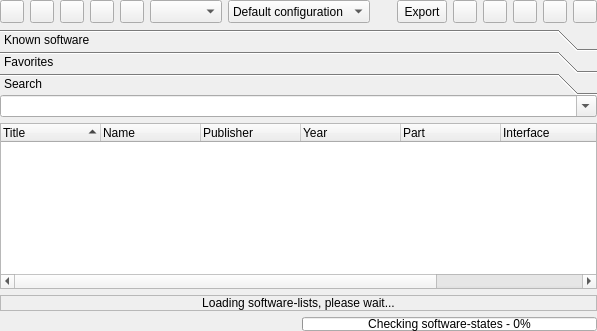
Above: softwarelist.ui from qmc2/qmc2-mame-fe before the change. Below: the same form after it.
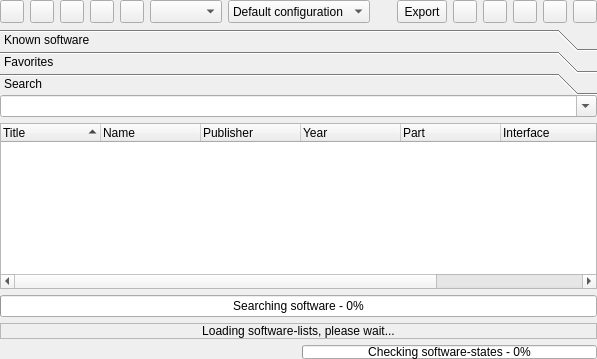
That is the form after the change. The open tabs and pages were chosen to show the change. Icons and pictures are not drawn.

Commit message: imp: software-lists: utilizing the same (much faster) algorithm for searching within known software as used by the system search

```diff
--- a/softwarelist.ui
+++ b/softwarelist.ui
@@ -8,7 +8,7 @@
     <x>0</x>
     <y>0</y>
     <width>597</width>
-    <height>331</height>
+    <height>359</height>
    </rect>
   </property>
   <property name="mouseTracking">
@@ -515,7 +515,7 @@
         <x>0</x>
         <y>0</y>
         <width>587</width>
-        <height>179</height>
+        <height>205</height>
        </rect>
       </property>
       <attribute name="icon">
@@ -619,6 +619,22 @@
          </column>
         </widget>
        </item>
+       <item row="2" column="0">
+        <widget class="QProgressBar" name="progressBarSearch">
+         <property name="toolTip">
+          <string>Search progress</string>
+         </property>
+         <property name="statusTip">
+          <string>Search progress</string>
+         </property>
+         <property name="value">
+          <number>0</number>
+         </property>
+         <property name="format">
+          <string>Searching software - %p%</string>
+         </property>
+        </widget>
+       </item>
       </layout>
      </widget>
     </widget>
```
Left out of the diff: 6 changed lines with no effect on the pictures. The commit also changes 16 other files.
